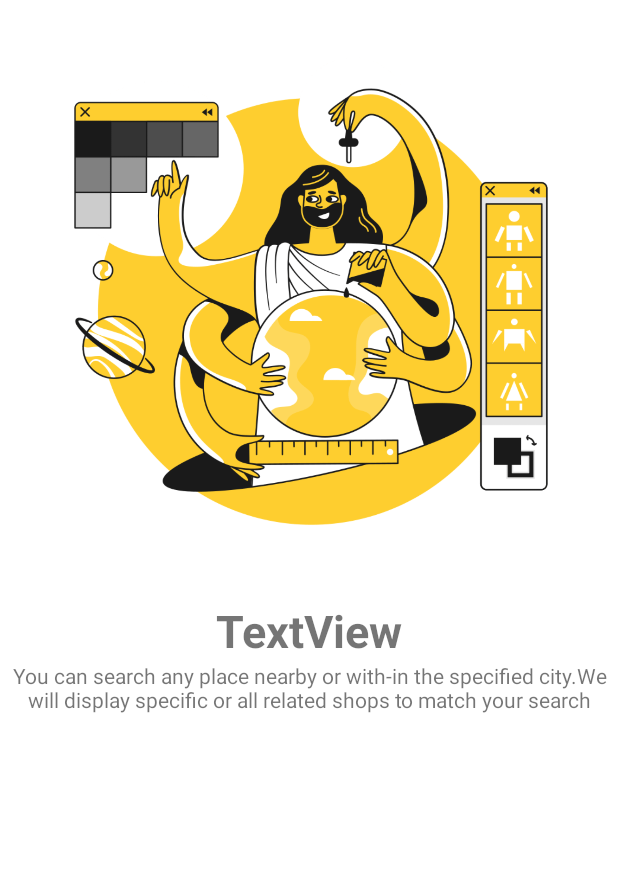
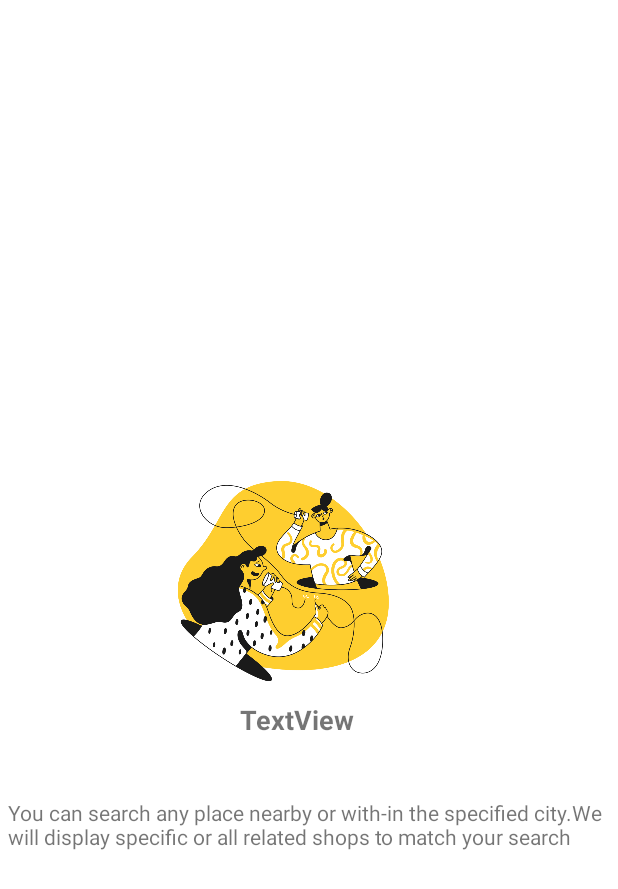
Before and after one commit to Bharathcr4/TravelGuide, an Android app: the layout slides_layout.xml on its own in the app's theme, with its tools: preview values and no code run, on a phone screen of 412 x 824 dp. Shown: the top 889 px of the screen. Run offline under Robolectric (Android 15) with nearby library versions, the light colour scheme and no system bars; Roboto replaces fonts that are not available here.

Commit message:
First Mini Project

```diff
--- a/app/src/main/java/com/example/travelguide/HelperClasses/SliderAdapter.java
+++ b/app/src/main/java/com/example/travelguide/HelperClasses/SliderAdapter.java
@@ -5,6 +5,7 @@ import android.view.LayoutInflater;
 import android.view.View;
 import android.view.ViewGroup;
 import android.widget.ImageView;
+import android.widget.RelativeLayout;
 import android.widget.TextView;
 
 import androidx.annotation.NonNull;
@@ -18,6 +19,7 @@ public class SliderAdapter extends PagerAdapter {
     LayoutInflater layoutInflater;
 
     public SliderAdapter(Context context) {
+
         this.context = context;
     }
 
@@ -50,7 +52,7 @@ public class SliderAdapter extends PagerAdapter {
 
     @Override
     public boolean isViewFromObject(@NonNull View view, @NonNull Object object) {
-        return view == (ConstraintLayout) object;
+        return view == (RelativeLayout) object;
     }
 
     @NonNull
@@ -75,6 +77,6 @@ public class SliderAdapter extends PagerAdapter {
 
     @Override
     public void destroyItem(@NonNull ViewGroup container, int position, @NonNull Object object) {
-        container.removeView((ConstraintLayout) object);
+        container.removeView((RelativeLayout) object);
     }
 }
--- a/app/src/main/res/layout/slides_layout.xml
+++ b/app/src/main/res/layout/slides_layout.xml
@@ -1,46 +1,41 @@
 <?xml version="1.0" encoding="utf-8"?>
-<androidx.constraintlayout.widget.ConstraintLayout xmlns:android="http://schemas.android.com/apk/res/android"
+<RelativeLayout xmlns:android="http://schemas.android.com/apk/res/android"
     xmlns:app="http://schemas.android.com/apk/res-auto"
     xmlns:tools="http://schemas.android.com/tools"
     android:layout_width="match_parent"
-    android:layout_height="match_parent">
+    android:layout_height="match_parent"
+    android:gravity="center">
 
     <ImageView
         android:id="@+id/slider_image"
-        android:layout_width="0dp"
-        android:layout_height="400dp"
-        android:padding="20dp"
-        app:layout_constraintEnd_toEndOf="parent"
-        app:layout_constraintStart_toStartOf="parent"
-        app:layout_constraintTop_toTopOf="parent"
-        app:srcCompat="@drawable/missing_place" />
+        android:layout_width="200dp"
+        android:layout_height="150dp"
+        android:layout_marginStart="90dp"
+        android:layout_marginLeft="90dp"
+        android:layout_marginTop="180dp"
+        android:layout_marginEnd="60dp"
+        android:layout_marginRight="60dp"
+        android:layout_marginBottom="50dp"
+        app:srcCompat="@drawable/make_a_call" />
 
     <TextView
         android:id="@+id/slider_heading"
         android:layout_width="wrap_content"
         android:layout_height="wrap_content"
-        android:layout_marginLeft="174dp"
-        android:layout_marginRight="178dp"
-        android:gravity="center"
+        android:layout_marginLeft="160dp"
+        android:layout_marginTop="335dp"
+        android:layout_marginBottom="200dp"
         android:text="TextView"
-        android:textSize="30sp"
-        android:textStyle="bold"
-        app:layout_constraintEnd_toEndOf="parent"
-        app:layout_constraintHorizontal_bias="0.471"
-        app:layout_constraintStart_toStartOf="parent"
-        app:layout_constraintTop_toBottomOf="@+id/slider_image" />
+        android:textSize="18sp"
+        android:textStyle="bold" />
 
     <TextView
         android:id="@+id/slider_desc"
         android:layout_width="wrap_content"
         android:layout_height="wrap_content"
-        android:layout_marginStart="176dp"
-        android:layout_marginLeft="176dp"
-        android:layout_marginEnd="176dp"
-        android:layout_marginRight="176dp"
-        android:gravity="center"
+        android:layout_marginLeft="5dp"
+        android:layout_marginTop="400dp"
+        android:layout_marginBottom="100dp"
         android:text="@string/first_slide_desc"
-        app:layout_constraintEnd_toEndOf="parent"
-        app:layout_constraintStart_toStartOf="parent"
-        app:layout_constraintTop_toBottomOf="@+id/slider_heading" />
-</androidx.constraintlayout.widget.ConstraintLayout>
+        android:textSize="14sp" />
+</RelativeLayout>
```
